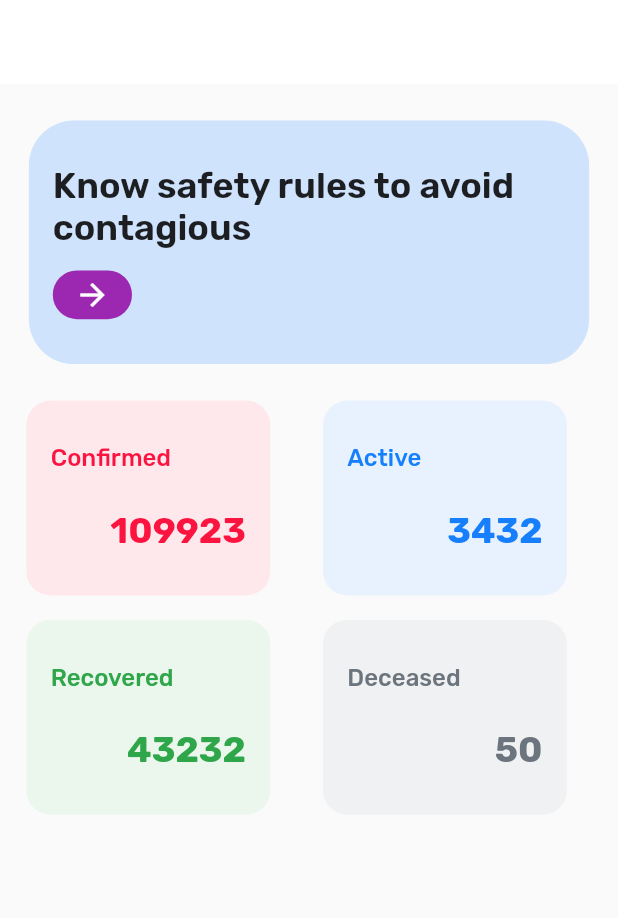
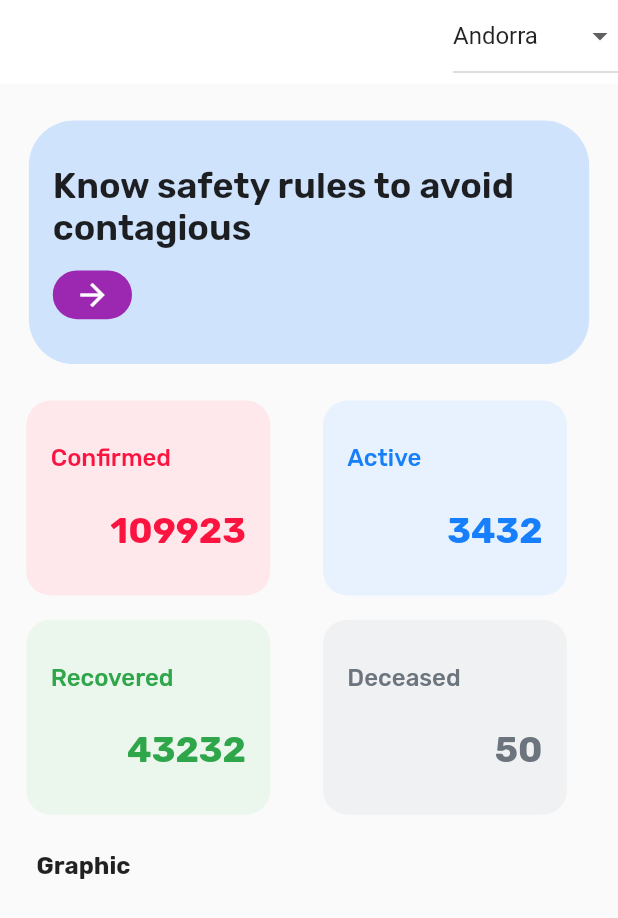
Before and after one commit to santtiagogp/Covid-App, a Flutter app: the screen it shows after launch, on a phone screen of 412 x 824 dp. Shown: the top 918 px of the screen. Run offline on Flutter 3.47's test engine with Material 2 defaults, Android fonts, the phone set to English and light mode, and no system bars; our stand-ins replace google_fonts.

Commit message:
Countries dropdown menu added

```diff
--- a/lib/application/pages/home/home_page.dart
+++ b/lib/application/pages/home/home_page.dart
@@ -4,6 +4,7 @@ import '../../constants/covid_colors.dart';
 import '../../constants/utils/covid_responsive.dart';
 import '../../widgets/foundations/covid_text.dart';
 import '../../widgets/molecules/stats_card/stats_card.dart';
+import '../../widgets/organisms/dropdown_countries/countries_dropdown.dart';
 import '../../widgets/tokens/covid_spacing.dart';
 import 'mappers/home_mapper.dart';
 import 'models/home_model.dart';
@@ -29,6 +30,9 @@ class HomePage extends StatelessWidget {
       appBar: AppBar(
         backgroundColor: CovidColors.white,
         elevation: 0,
+        actions: [
+          DropDownCountries()
+        ],
       ),
       body: Column(
         children: [
@@ -61,6 +65,18 @@ class HomePage extends StatelessWidget {
                 data: '50'
               )
             ],
+          ),
+          Align(
+            alignment: Alignment.centerLeft,
+            child: Container(
+              margin: EdgeInsets.all(
+                _responsive.heightConfig(CovidSpacing.SPACE_LG)
+              ),
+              child: CovidText.mediumText(
+                text: _model.graphic,
+                fontWeight: FontWeight.bold
+              )
+            )
           )
         ],
       ),
--- /dev/null
+++ b/lib/application/widgets/organisms/dropdown_countries/countries_dropdown.dart
@@ -0,0 +1,25 @@
+import 'package:flutter/material.dart';
+
+import 'country_list.dart';
+
+class DropDownCountries extends StatefulWidget {
+
+  DropDownCountries({ Key? key }) : super(key: key);
+
+  @override
+  State<DropDownCountries> createState() => _DropDownCountriesState();
+}
+
+class _DropDownCountriesState extends State<DropDownCountries> {
+
+  String? selectedOpt = 'Andorra';
+
+  @override
+  Widget build(BuildContext context) {
+    return DropdownButton(
+      value: selectedOpt,
+      items: Countries().getCountries(),
+      onChanged: (String? opt) => setState(() => selectedOpt = opt),
+    );
+  }
+}
--- /dev/null
+++ b/lib/application/widgets/organisms/dropdown_countries/country_list.dart
@@ -0,0 +1,36 @@
+import 'package:flutter/material.dart';
+
+class Countries {
+  Countries();
+
+  final List<DropdownMenuItem<String>> _items = List.empty(growable: true);
+  final List<String> _countries = [
+    'Afghanistan',
+    'Albania',
+    'Algeria',
+    'Andorra',
+    'Angola',
+    'Argentina',
+    'Armenia',
+    'Australia',
+    'Austria',
+    'Azerbaijan',
+    'Bahamas',
+    'Bahrain',
+    'Bangladesh',
+    'Barbados'
+  ];
+
+  List<DropdownMenuItem<String>> getCountries() {
+    for(var i in _countries) {
+      final item = DropdownMenuItem<String>(
+        child: Text(i),
+        value: i,
+      );
+      _items.add(item);
+    }
+    return _items;
+  }
+
+
+}
```
